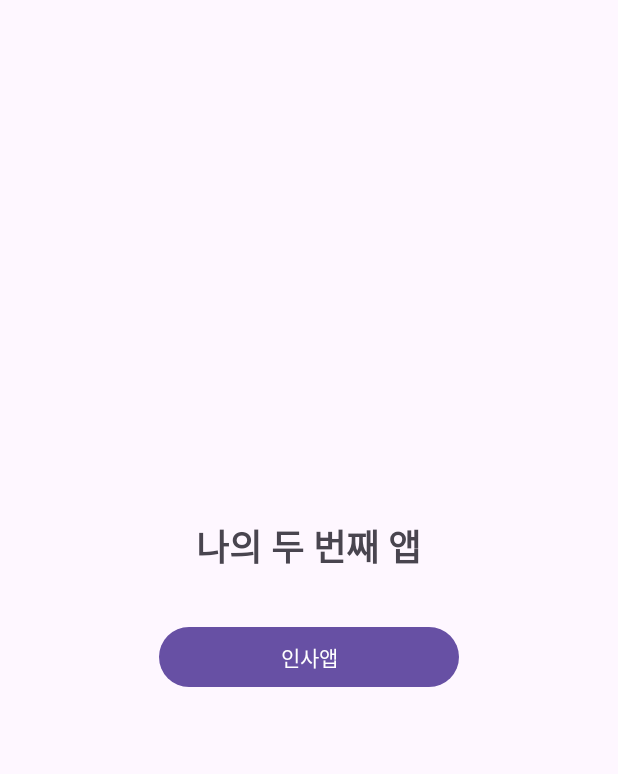
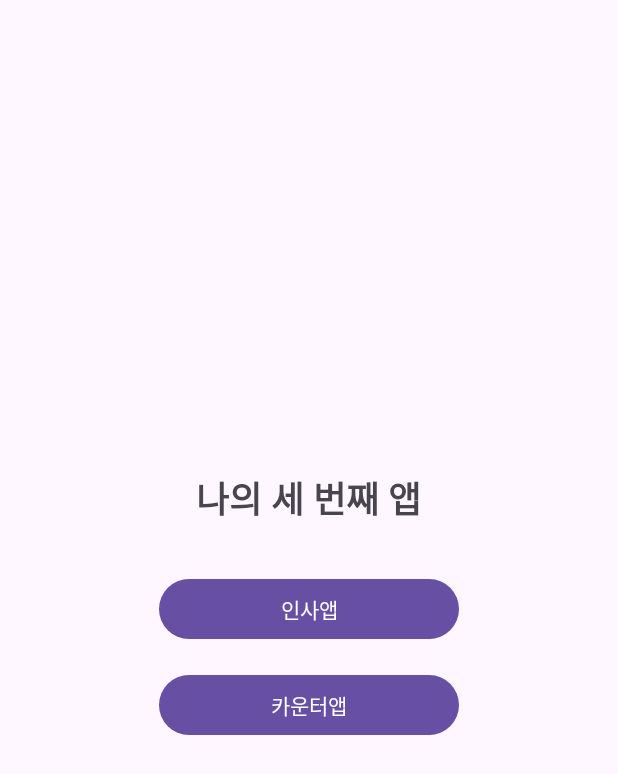
Before and after one commit to yousung1020/kotlin-2025a, an Android app: the screen it shows after launch (MainActivity), on a phone screen of 412 x 824 dp. Shown: the top 774 px of the screen. Run offline under Robolectric (Android 15) with nearby library versions, the phone set to English and light mode, and no system bars.

Commit message:
week05: Counter App v0.1

```diff
--- a/AppWeek04/app/src/main/AndroidManifest.xml
+++ b/AppWeek04/app/src/main/AndroidManifest.xml
@@ -23,6 +23,9 @@
 
         <activity android:name=".GreetingActivity"
             android:exported="false" />
+
+        <activity android:name=".CounterActivity"
+            android:exported="false" />
     </application>
 
 </manifest>
--- a/AppWeek04/app/src/main/java/com/appweek04/MainActivity.kt
+++ b/AppWeek04/app/src/main/java/com/appweek04/MainActivity.kt
@@ -14,10 +14,15 @@ class MainActivity : AppCompatActivity() {
         super.onCreate(savedInstanceState)
         setContentView(R.layout.activity_main)
 
-        val buttonColor = findViewById<Button>(R.id.buttonGreet)
+        val buttonGreet = findViewById<Button>(R.id.buttonGreet)
+        val buttonCounter = findViewById<Button>(R.id.buttonCounter)
 
-        buttonColor.setOnClickListener{
+        buttonGreet.setOnClickListener{
             startActivity(Intent(this, GreetingActivity::class.java))
+        }
+
+        buttonCounter.setOnClickListener{
+            startActivity(Intent(this, CounterActivity::class.java))
         }
     }
 }
--- a/AppWeek04/app/src/main/res/layout/activity_main.xml
+++ b/AppWeek04/app/src/main/res/layout/activity_main.xml
@@ -9,7 +9,7 @@
     <TextView
         android:layout_width="wrap_content"
         android:layout_height="wrap_content"
-        android:text="나의 두 번째 앱"
+        android:text="나의 세 번째 앱"
         android:textSize="24sp"
         android:textStyle="bold"
         android:layout_marginBottom="32dp"/>
@@ -21,4 +21,11 @@
         android:text="인사앱"
         android:layout_marginBottom="16dp"/>
 
+    <Button
+        android:id="@+id/buttonCounter"
+        android:layout_width="200dp"
+        android:layout_height="wrap_content"
+        android:text="카운터앱"
+        android:layout_marginBottom="16dp"/>
+
 </LinearLayout>
```
Also changed, not shown: AppWeek04/app/src/main/java/com/appweek04/CounterActivity.kt (added, +40 -0 lines), AppWeek04/app/src/main/res/layout/activity_counter.xml (added, +52 -0 lines).
